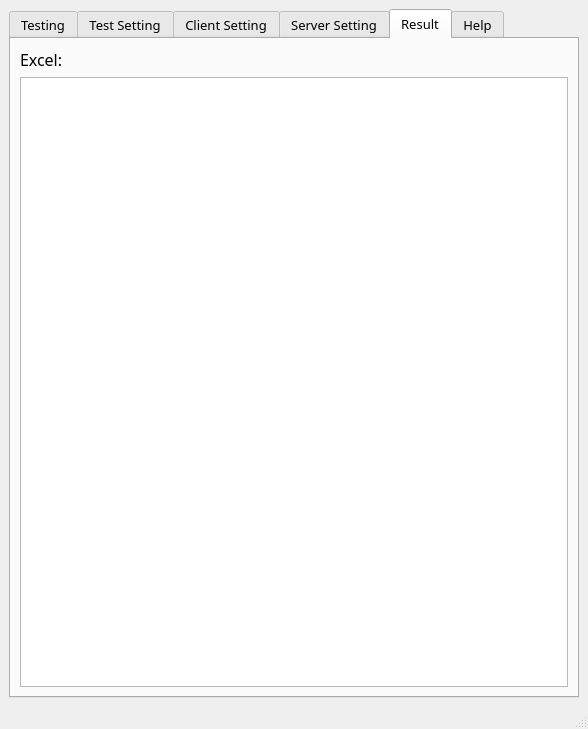
The window that iperf_client.ui (Reinering/iperf-gui) describes before a commit, drawn with Qt 5.
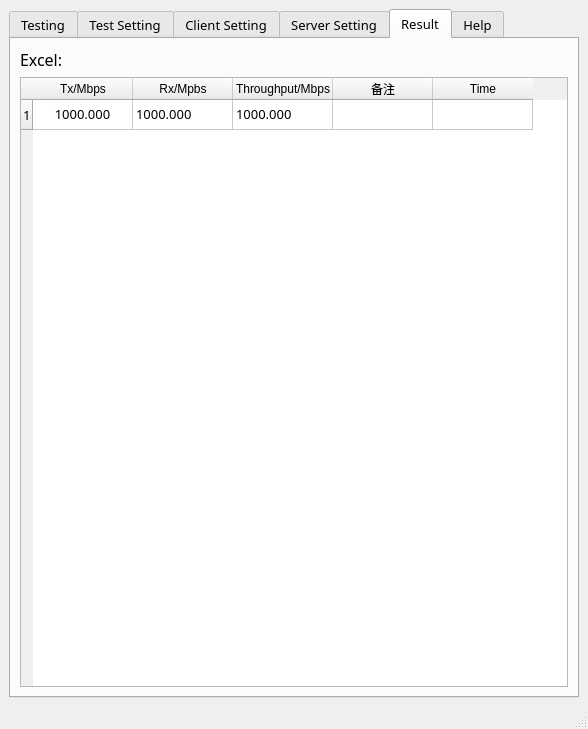
The same window after the commit.

Diff of the .ui file:
```diff
--- a/iperf_client.ui
+++ b/iperf_client.ui
@@ -1693,7 +1693,59 @@
          </layout>
         </item>
         <item row="1" column="0">
-         <widget class="QTableWidget" name="tableWidget"/>
+         <widget class="QTableWidget" name="tableWidget">
+          <property name="editTriggers">
+           <set>QAbstractItemView::NoEditTriggers</set>
+          </property>
+          <row>
+           <property name="text">
+            <string>1</string>
+           </property>
+          </row>
+          <column>
+           <property name="text">
+            <string>Tx/Mbps</string>
+           </property>
+          </column>
+          <column>
+           <property name="text">
+            <string>Rx/Mpbs</string>
+           </property>
+          </column>
+          <column>
+           <property name="text">
+            <string>Throughput/Mbps</string>
+           </property>
+          </column>
+          <column>
+           <property name="text">
+            <string>备注</string>
+           </property>
+          </column>
+          <column>
+           <property name="text">
+            <string>Time</string>
+           </property>
+          </column>
+          <item row="0" column="0">
+           <property name="text">
+            <string>1000.000</string>
+           </property>
+           <property name="textAlignment">
+            <set>AlignCenter</set>
+           </property>
+          </item>
+          <item row="0" column="1">
+           <property name="text">
+            <string>1000.000</string>
+           </property>
+          </item>
+          <item row="0" column="2">
+           <property name="text">
+            <string>1000.000</string>
+           </property>
+          </item>
+         </widget>
         </item>
        </layout>
       </widget>
```
